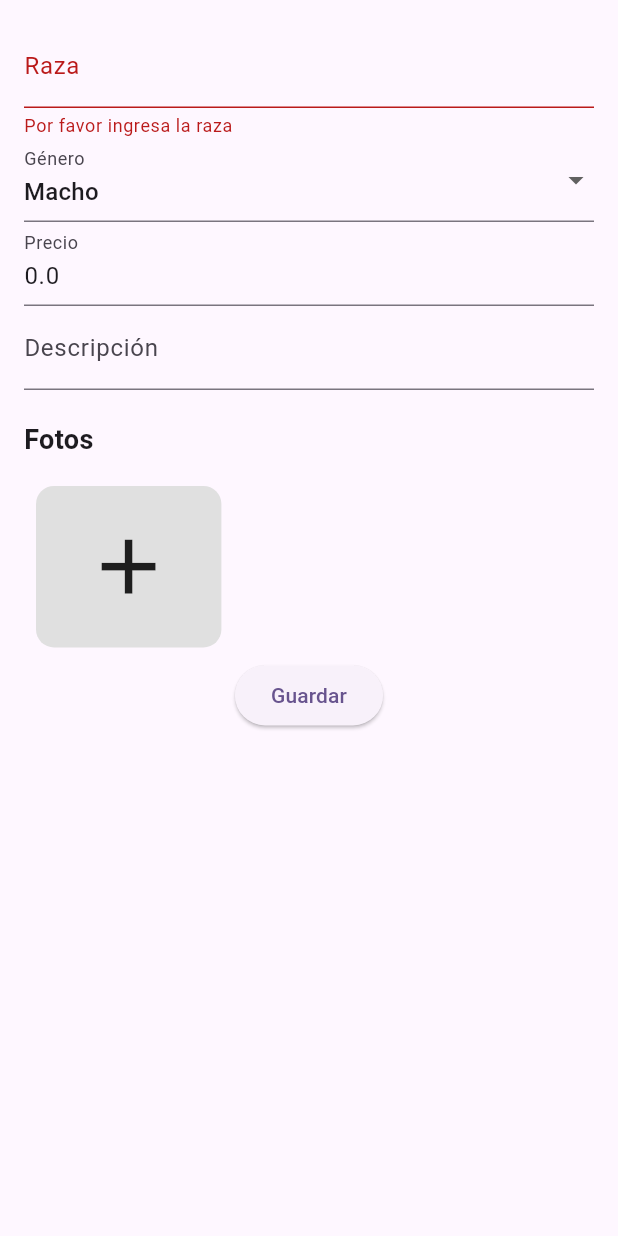
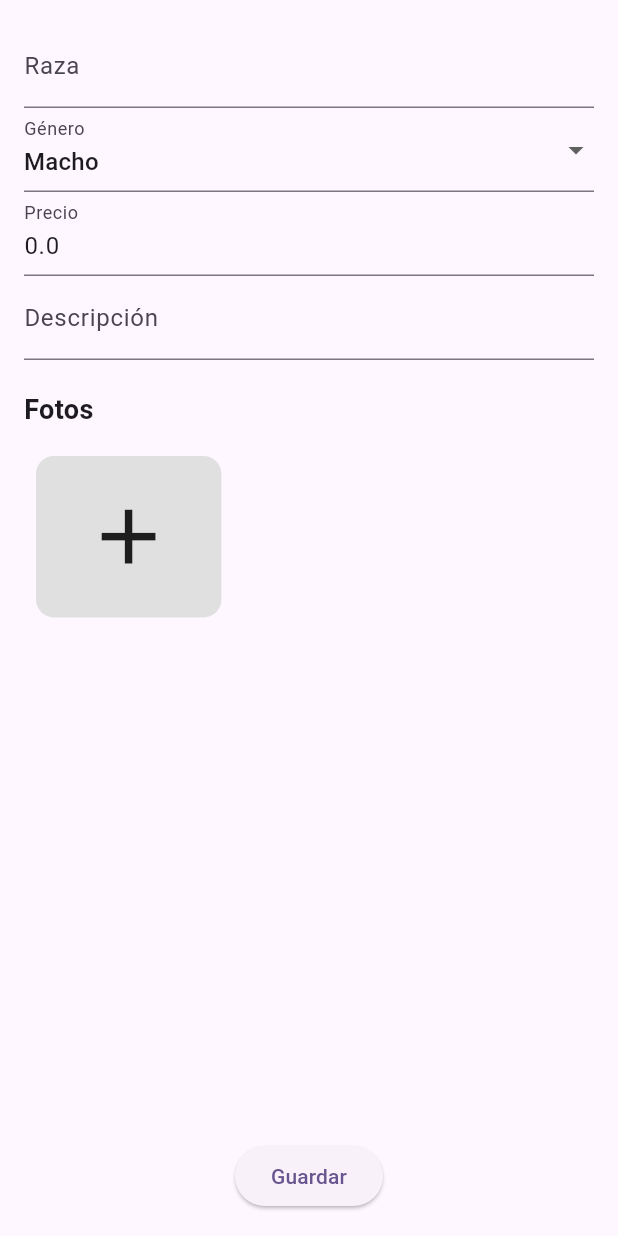
Before and after one commit to GuilleTF/Dogland, a Flutter app: the PerroFormScreen screen opened directly with empty values, after a tap on "Guardar", on a phone screen of 412 x 824 dp. Run offline on Flutter 3.47's test engine with Material 3 defaults, Android fonts, the light colour scheme and no system bars; drawn by our look-alikes of flutter_form_builder; our stand-ins replace cloud_firestore, firebase_auth, firebase_core, firebase_storage, flutter_image_compress, form_builder_validators and 5 more; accounts and stored records are empty.

Commit message:
arreglo overflow en perros_form

```diff
--- a/lib/screens/perros/perro_form_screen.dart
+++ b/lib/screens/perros/perro_form_screen.dart
@@ -1,10 +1,12 @@
 import 'dart:io';
 import 'dart:typed_data';
+import 'package:flutter/material.dart';
+import 'package:flutter_form_builder/flutter_form_builder.dart';
 import 'package:cloud_firestore/cloud_firestore.dart';
 import 'package:firebase_auth/firebase_auth.dart';
-import 'package:flutter/material.dart';
+import 'package:form_builder_validators/form_builder_validators.dart';
+import 'package:dogland/services/image_service.dart';
 import 'package:dogland/widgets/business_images_section.dart';
-import 'package:dogland/services/image_service.dart';
 
 class PerroFormScreen extends StatefulWidget {
   final Map<String, dynamic>? perro;
@@ -17,7 +19,9 @@
 }
 
 class _PerroFormScreenState extends State<PerroFormScreen> {
-  final _formKey = GlobalKey<FormState>();
+  final _formKey = GlobalKey<FormBuilderState>();
+  final ImageService _imageService = ImageService();
+
   String _raza = '';
   String _genero = 'Macho';
   double _precio = 0.0;
@@ -25,33 +29,23 @@
   List<File> _perroImages = [];  // Para imágenes locales
   List<Uint8List> _perroImageBytes = [];  // Para imágenes descargadas
   List<String> _perroImageUrls = [];  // Para URLs de imágenes guardadas
-  final ImageService _imageService = ImageService();
   bool _isLoading = false;
 
   @override
   void initState() {
     super.initState();
     if (widget.perro != null) {
-      // Inicializar los datos del perro si estamos editando
       _raza = widget.perro!['raza'];
       _genero = widget.perro!['genero'];
       _precio = widget.perro!['precio'];
       _descripcion = widget.perro!['descripcion'];
-
-      // Cargar URLs de imágenes guardadas en Firebase
-      if (widget.perro!['images'] != null) {
-        _perroImageUrls = List<String>.from(widget.perro!['images']);
-        _loadPerroImages();  // Cargar las imágenes desde Firebase
-      }
+      _perroImageUrls = List<String>.from(widget.perro!['images'] ?? []);
+      _loadPerroImages();  // Cargar las imágenes guardadas
     }
   }
 
-  // Método para cargar las imágenes desde Firebase
   Future<void> _loadPerroImages() async {
-    setState(() {
-      _isLoading = true; // Indicar que se está cargando
-    });
-
+    setState(() => _isLoading = true);
     try {
       print('Cargando imágenes: $_perroImageUrls');
       _perroImageBytes = await _imageService.loadImagesFromUrls(_perroImageUrls);
@@ -59,51 +53,42 @@
     } catch (e) {
       print("Error al cargar las imágenes: $e");
     } finally {
-      setState(() {
-        _isLoading = false; // Carga completada
-      });
+      setState(() => _isLoading = false);
     }
   }
 
   void _savePerro() async {
-    if (_formKey.currentState!.validate()) {
-      _formKey.currentState!.save();
+    if (_formKey.currentState!.saveAndValidate()) {
+      final formData = _formKey.currentState?.value;
 
       List<String> uploadedImageUrls = [];
       try {
-        // Subir imágenes locales seleccionadas
         for (var image in _perroImages) {
           String imageUrl = await _imageService.uploadImage(image, 'perros_images');
           uploadedImageUrls.add(imageUrl);
         }
 
-        // Mantener las imágenes ya almacenadas
         uploadedImageUrls.addAll(_perroImageUrls);
 
-        // Obtiene el userId del usuario autenticado
         String userId = FirebaseAuth.instance.currentUser!.uid;
-
-        // Datos del perro
         Map<String, dynamic> perroData = {
-          'raza': _raza,
-          'genero': _genero,
-          'precio': _precio,
-          'descripcion': _descripcion,
-          'images': uploadedImageUrls,  // Guardar las URLs de las imágenes
+          'raza': formData!['raza'],
+          'genero': formData['genero'],
+          'precio': formData['precio'],
+          'descripcion': formData['descripcion'],
+          'images': uploadedImageUrls,
           'userId': userId,
         };
 
-        // Guardar o actualizar el perro en Firestore
         if (widget.perro == null) {
           await FirebaseFirestore.instance.collection('perros').add(perroData);
         } else {
           await FirebaseFirestore.instance.collection('perros').doc(widget.perro!['id']).update(perroData);
         }
 
-        // Indicar que el perro fue guardado correctamente
         widget.onPerroGuardado();
       } catch (e) {
-        print("Error subiendo la imagen: $e");
+        print("Error subiendo las imágenes: $e");
         ScaffoldMessenger.of(context).showSnackBar(
           SnackBar(content: Text('Error subiendo imágenes, por favor inténtalo de nuevo.'))
         );
@@ -118,75 +103,72 @@
           ? Center(child: CircularProgressIndicator())
           : Padding(
               padding: const EdgeInsets.all(16.0),
-        child: Form(
-          key: _formKey,
               child: Column(
                 children: [
-              // Campos de texto para raza, género, precio y descripción
-              TextFormField(
+                  Expanded(
+                    child: FormBuilder(
+                      key: _formKey,
+                      child: ListView(
+                        children: [
+                          FormBuilderTextField(
+                            name: 'raza',
                             initialValue: _raza,
                             decoration: InputDecoration(labelText: 'Raza'),
-                validator: (value) {
-                  if (value == null || value.isEmpty) {
-                    return 'Por favor ingresa la raza';
-                  }
-                  return null;
-                },
-                onSaved: (value) => _raza = value!,
+                            validator: FormBuilderValidators.required(),
                           ),
-              DropdownButtonFormField<String>(
-                value: _genero,
+                          FormBuilderDropdown<String>(
+                            name: 'genero',
+                            initialValue: _genero,
                             decoration: InputDecoration(labelText: 'Género'),
-                items: ['Macho', 'Hembra'].map((String genero) {
-                  return DropdownMenuItem(
+                            items: ['Macho', 'Hembra']
+                                .map((genero) => DropdownMenuItem(
                                       value: genero,
                                       child: Text(genero),
-                  );
-                }).toList(),
-                onChanged: (value) {
-                  setState(() {
-                    _genero = value!;
-                  });
-                },
+                                    ))
+                                .toList(),
+                            validator: FormBuilderValidators.required(),
                           ),
-              TextFormField(
+                          FormBuilderTextField(
+                            name: 'precio',
                             initialValue: _precio.toString(),
                             decoration: InputDecoration(labelText: 'Precio'),
                             keyboardType: TextInputType.number,
-                validator: (value) {
-                  if (value == null || double.tryParse(value) == null) {
-                    return 'Por favor ingresa un precio válido';
-                  }
-                  return null;
-                },
-                onSaved: (value) => _precio = double.parse(value!),
+                            validator: FormBuilderValidators.compose([
+                              FormBuilderValidators.required(),
+                              FormBuilderValidators.numeric(),
+                            ]),
                           ),
-              TextFormField(
+                          FormBuilderTextField(
+                            name: 'descripcion',
                             initialValue: _descripcion,
                             decoration: InputDecoration(labelText: 'Descripción'),
-                onSaved: (value) => _descripcion = value!,
+                            validator: FormBuilderValidators.required(),
                           ),
-              SizedBox(height: 20),
+                          const SizedBox(height: 20),
 
                           // Sección de imágenes
                           BusinessImagesSection(
-                mobileImages: _perroImages,  // Lista de imágenes locales
-                webImages: _perroImageBytes,  // Lista de imágenes descargadas en formato Uint8List
-                onAddImage: _pickImage,  // Método para seleccionar nuevas imágenes
+                            mobileImages: _perroImages,
+                            webImages: _perroImageBytes,
+                            onAddImage: _pickImage,
                             onDeleteImage: (index) {
                               setState(() {
                                 if (index < _perroImages.length) {
-                      _perroImages.removeAt(index);  // Eliminar imagen local
+                                  _perroImages.removeAt(index);
                                 } else {
-                      _perroImageBytes.removeAt(index - _perroImages.length);  // Eliminar imagen descargada
-                      _perroImageUrls.removeAt(index - _perroImages.length); // También eliminar la URL
+                                  int webIndex = index - _perroImages.length;
+                                  _perroImageBytes.removeAt(webIndex);
+                                  _perroImageUrls.removeAt(webIndex);
                                 }
                               });
                             },
                             role: 'Perro',
                           ),
+                        ],
+                      ),
+                    ),
+                  ),
 
-              // Botón de guardar
                   ElevatedButton(
                     onPressed: _savePerro,
                     child: Text('Guardar'),
@@ -194,11 +176,9 @@
                 ],
               ),
             ),
-      ),
     );
   }
 
-  // Método para seleccionar nuevas imágenes locales
   Future<void> _pickImage() async {
     final File? pickedImage = await _imageService.pickImage();
     if (pickedImage != null) {
```
Lines whose indentation alone changed are shown as unchanged.
